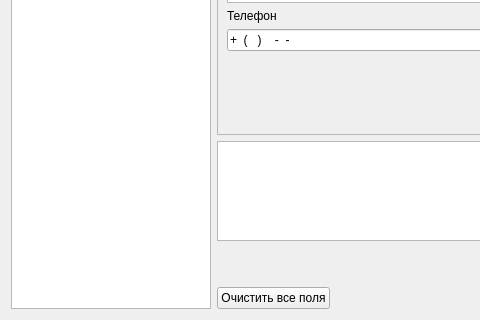
Qt form department/view/mainwindow.ui (Markoutte/department-eltech) before a commit; both pictures show x 0 to 480 and y 380 to 700 of the 1030 by 700 pixel window.
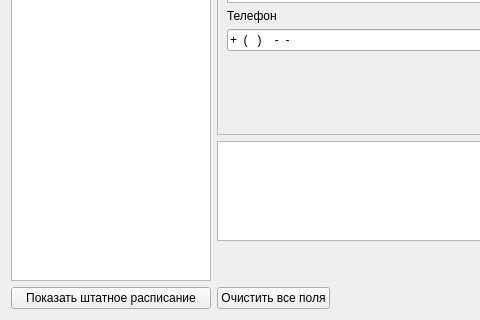
The same form after that commit.

```diff
--- a/department/view/mainwindow.ui
+++ b/department/view/mainwindow.ui
@@ -52,6 +52,13 @@
        </property>
       </widget>
      </item>
+     <item>
+      <widget class="QPushButton" name="show_personnel_schedule_btn">
+       <property name="text">
+        <string>Показать штатное расписание</string>
+       </property>
+      </widget>
+     </item>
     </layout>
    </item>
    <item>
```
